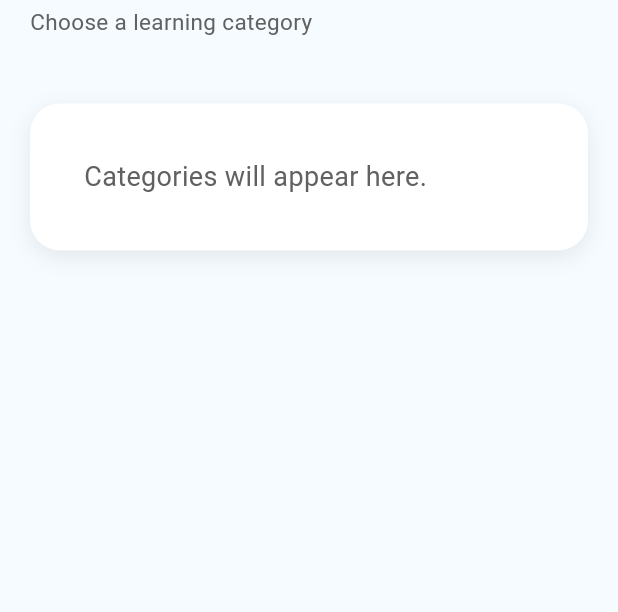
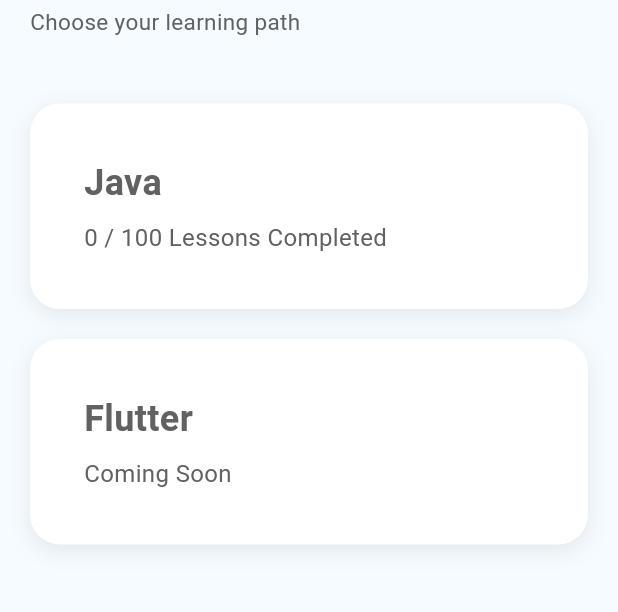
Before and after one commit to hamidabbas08-ux/learning_hero, a Flutter app: the HomeScreen screen opened by its route, on a phone screen of 412 x 824 dp, the part 81-693 px from its top. Run offline on Flutter 3.47's test engine with Material 3 defaults, Android fonts, the phone set to English and light mode, and no system bars.

Commit message:
Professional home dashboard

```diff
--- a/lib/features/home/home_screen.dart
+++ b/lib/features/home/home_screen.dart
@@ -1,9 +1,9 @@
 import 'package:flutter/material.dart';
 
+import '../../core/constants/app_spacing.dart';
+import '../../shared/widgets/app_card.dart';
 import '../../shared/widgets/safe_screen.dart';
 import '../../shared/widgets/section_title.dart';
-import '../../shared/widgets/app_card.dart';
-import '../../core/constants/app_spacing.dart';
 
 class HomeScreen extends StatelessWidget {
   const HomeScreen({super.key});
@@ -15,7 +15,7 @@
         children: const [
           SectionTitle(
             title: 'Learning Hero',
-            subtitle: 'Choose a learning category',
+            subtitle: 'Choose your learning path',
           ),
 
           SizedBox(height: AppSpacing.sectionGap),
@@ -23,9 +23,47 @@
           AppCard(
             child: Padding(
               padding: EdgeInsets.all(20),
-              child: Text(
-                'Categories will appear here.',
-                style: TextStyle(fontSize: 18),
+              child: Column(
+                crossAxisAlignment: CrossAxisAlignment.start,
+                children: [
+                  Text(
+                    'Java',
+                    style: TextStyle(
+                      fontSize: 24,
+                      fontWeight: FontWeight.bold,
+                    ),
+                  ),
+                  SizedBox(height: 8),
+                  Text(
+                    '0 / 100 Lessons Completed',
+                    style: TextStyle(fontSize: 16),
+                  ),
+                ],
+              ),
+            ),
+          ),
+
+          SizedBox(height: 20),
+
+          AppCard(
+            child: Padding(
+              padding: EdgeInsets.all(20),
+              child: Column(
+                crossAxisAlignment: CrossAxisAlignment.start,
+                children: [
+                  Text(
+                    'Flutter',
+                    style: TextStyle(
+                      fontSize: 24,
+                      fontWeight: FontWeight.bold,
+                    ),
+                  ),
+                  SizedBox(height: 8),
+                  Text(
+                    'Coming Soon',
+                    style: TextStyle(fontSize: 16),
+                  ),
+                ],
               ),
             ),
           ),
```
